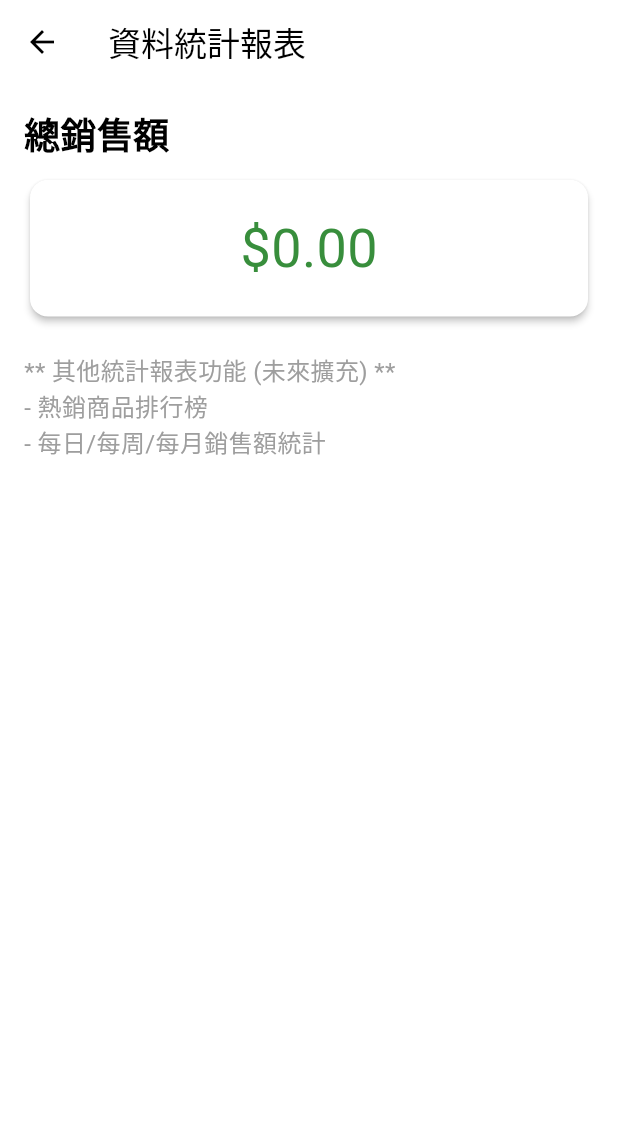
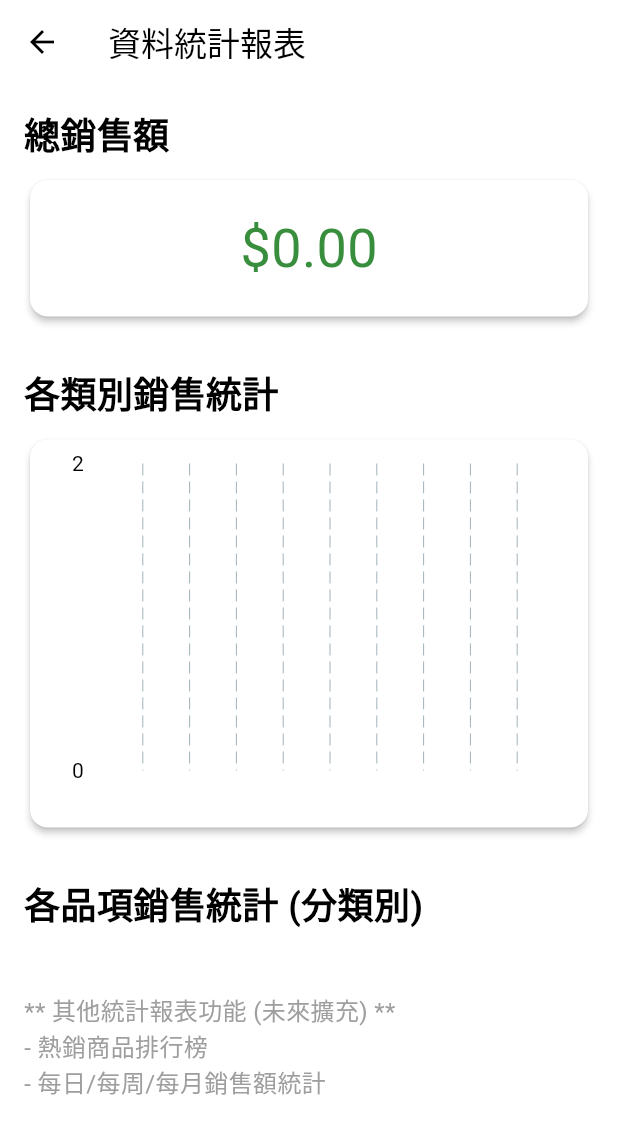
Before and after one commit to Timothy0508/school_fair_kiosk, a Flutter app: the ReportScreen screen opened directly, on a phone screen of 412 x 824 dp. Shown: the top 1134 px of the screen. Run offline on Flutter 3.47's test engine with Material 3 defaults, Android fonts, the phone set to English and light mode, and no system bars; drawn by our look-alikes of fl_chart; our stand-ins replace shared_preferences; accounts and stored records are empty.

Commit message:
feat: add report charts and calculate sales
This commit introduces the following changes:

-   Adds report charts and calculate sales.
-   Calculates total sales from order history.
-   Calculates category-wise sales counts.
-   Calculates product-wise sales counts within each category.
-   Displays total sales.
-   Displays category sales bar chart.
-   Displays product sales bar chart grouped by category.
-   The report contents now are able to scroll.

```diff
--- a/lib/screens/report_screen.dart
+++ b/lib/screens/report_screen.dart
@@ -4,6 +4,8 @@ import 'package:flutter/material.dart';
 import 'package:shared_preferences/shared_preferences.dart';
 
 import '../models/order.dart';
+import '../models/product.dart';
+import '../widgets/report_charts.dart';
 
 class ReportScreen extends StatefulWidget {
   @override
@@ -13,31 +15,66 @@ class ReportScreen extends StatefulWidget {
 class _ReportScreenState extends State<ReportScreen> {
   List<Order> _orders = [];
   double _totalSales = 0; // 總銷售額
+  Map<ProductCategory, int> _categorySalesCounts = {}; // 類別銷售數量統計
+  Map<ProductCategory, Map<Product, int>> _productSalesCountsByCategory =
+      {}; // 分類別品項銷售數量統計
 
   @override
   void initState() {
     super.initState();
-    _loadOrdersAndCalculateTotalSales(); // 載入訂單歷史紀錄並計算總銷售額
+    _loadOrdersAndCalculateReports(); // 載入訂單並計算報表資料
   }
 
   // 載入訂單歷史紀錄並計算總銷售額
-  _loadOrdersAndCalculateTotalSales() async {
+  _loadOrdersAndCalculateReports() async {
     final prefs = await SharedPreferences.getInstance();
     final ordersJson = prefs.getString('orders');
     if (ordersJson != null) {
       final List<dynamic> ordersData = jsonDecode(ordersJson);
       _orders = ordersData.map((item) => Order.fromJson(item)).toList();
       _calculateTotalSales(); // 計算總銷售額
+      _calculateCategorySalesCounts(); // 計算類別銷售數量
+      _calculateProductSalesCountsByCategory(); // 計算分類別品項銷售數量
     } else {
-      _orders = []; // 如果沒有訂單紀錄，則清空訂單列表
-      _totalSales = 0; // 總銷售額歸零
+      _orders = [];
+      _totalSales = 0;
+      _categorySalesCounts = {};
+      _productSalesCountsByCategory = {};
     }
-    setState(() {}); // 更新畫面
+    setState(() {});
   }
 
   // 計算總銷售額
   void _calculateTotalSales() {
     _totalSales = _orders.fold(0, (sum, order) => sum + order.totalPrice);
+  }
+
+  // 計算類別銷售數量
+  void _calculateCategorySalesCounts() {
+    Map<ProductCategory, int> categoryCounts = {};
+    for (var order in _orders) {
+      for (var product in order.products) {
+        categoryCounts[product.category] =
+            (categoryCounts[product.category] ?? 0) + 1; // 累加類別銷售數量
+      }
+    }
+    _categorySalesCounts = categoryCounts;
+  }
+
+  // 計算分類別品項銷售數量
+  void _calculateProductSalesCountsByCategory() {
+    Map<ProductCategory, Map<Product, int>> productCountsByCategory = {};
+    for (var order in _orders) {
+      for (var product in order.products) {
+        final category = product.category;
+        if (!productCountsByCategory.containsKey(category)) {
+          productCountsByCategory[category] = {}; // 初始化類別的品項銷售 Map
+        }
+        productCountsByCategory[category]![product] =
+            (productCountsByCategory[category]![product] ?? 0) + 1; // 累加品項銷售數量
+      }
+    }
+    _productSalesCountsByCategory = productCountsByCategory;
   }
 
   @override
@@ -46,6 +83,8 @@ class _ReportScreenState extends State<ReportScreen> {
       appBar: AppBar(title: Text('資料統計報表')),
       body: Padding(
         padding: const EdgeInsets.all(16.0),
+        child: SingleChildScrollView(
+          // 使用 SingleChildScrollView 讓報表內容可滾動
           child: Column(
             crossAxisAlignment: CrossAxisAlignment.start,
             children: [
@@ -58,12 +97,34 @@ class _ReportScreenState extends State<ReportScreen> {
                   padding: const EdgeInsets.all(20.0),
                   child: Center(
                     child: Text('\$${_totalSales.toStringAsFixed(2)}',
-                      style: TextStyle(fontSize: 36, color: Colors.green[700])),
+                        style:
+                            TextStyle(fontSize: 36, color: Colors.green[700])),
                   ),
                 ),
               ),
-            SizedBox(height: 20),
-            // 未來可以加入更多統計圖表或報表
+              SizedBox(height: 30),
+
+              Text('各類別銷售統計',
+                  style: TextStyle(
+                      fontSize: 24, fontWeight: FontWeight.bold)), // 類別銷售統計標題
+              SizedBox(height: 10),
+              Card(
+                elevation: 2,
+                child: Padding(
+                  padding: const EdgeInsets.all(16.0),
+                  child: CategorySalesBarChart(
+                      categorySalesData: _categorySalesCounts), // 顯示類別銷售長條圖
+                ),
+              ),
+              SizedBox(height: 30),
+
+              Text('各品項銷售統計 (分類別)',
+                  style: TextStyle(
+                      fontSize: 24, fontWeight: FontWeight.bold)), // 品項銷售統計標題
+              SizedBox(height: 10),
+              ..._buildProductSalesCharts(), // 顯示分類別品項銷售長條圖
+              SizedBox(height: 30),
+
               Text('** 其他統計報表功能 (未來擴充) **',
                   style: TextStyle(fontSize: 16, color: Colors.grey)),
               Text('- 熱銷商品排行榜',
@@ -74,6 +135,30 @@ class _ReportScreenState extends State<ReportScreen> {
             ],
           ),
         ),
+      ),
     );
   }
+
+  List<Widget> _buildProductSalesCharts() {
+    List<Widget> charts = [];
+    ProductCategory.values.forEach((category) {
+      // 依序建立每個類別的品項銷售圖表
+      if (_productSalesCountsByCategory.containsKey(category)) {
+        // 檢查是否有該類別的銷售數據
+        charts.add(
+          Card(
+            elevation: 2,
+            child: Padding(
+              padding: const EdgeInsets.all(16.0),
+              child: ProductSalesBarChart(
+                  category: category,
+                  productSalesData:
+                      _productSalesCountsByCategory[category]!), // 顯示品項銷售長條圖
+            ),
+          ),
+        );
       }
+    });
+    return charts;
+  }
+}
```
Lines whose indentation alone changed are shown as unchanged.
